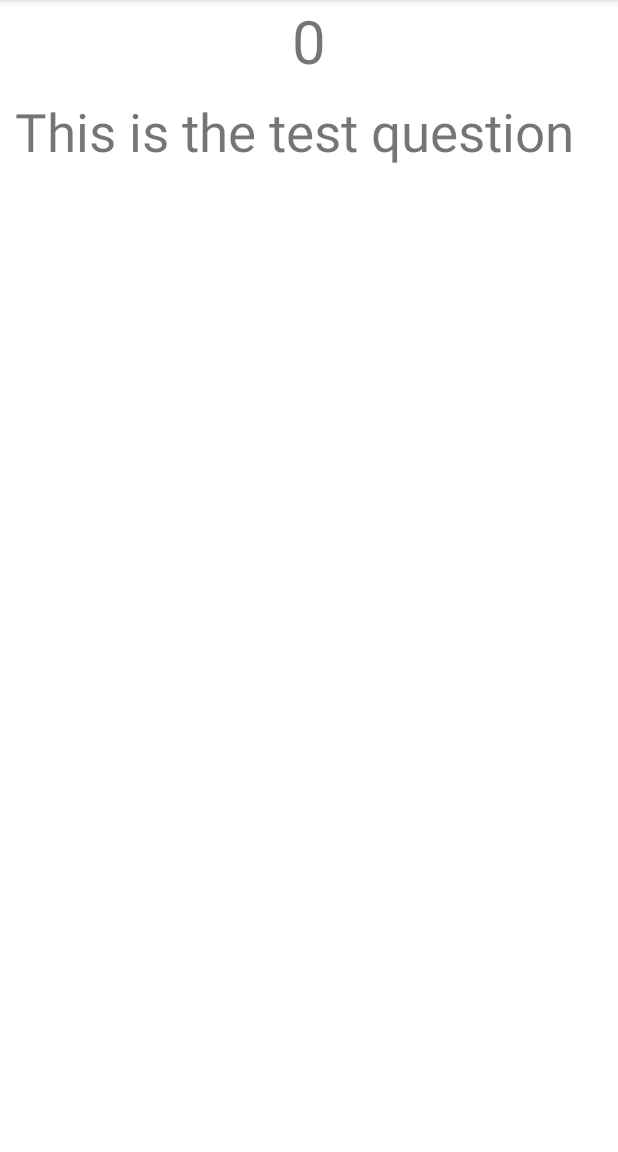
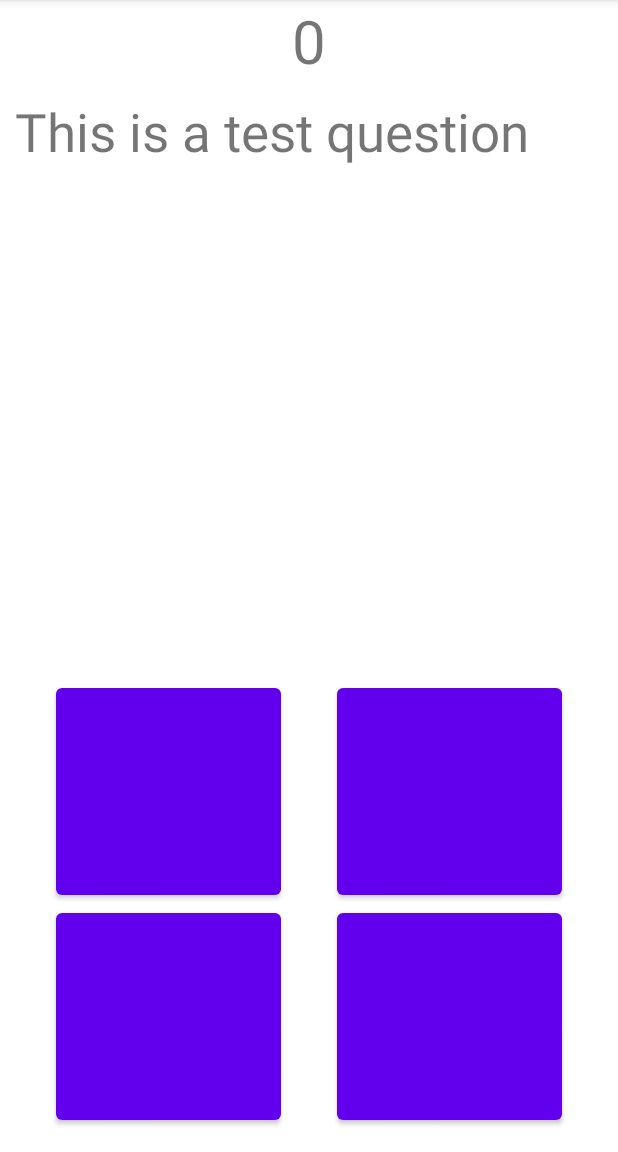
Before and after one commit to Stewie4848/EducationGame, an Android app: the GameActivity screen opened directly, with no data from a screen before it, on a phone screen of 412 x 824 dp, the part 84-1236 px from its top. Run offline under Robolectric (Android 15) with nearby library versions, the phone set to English and light mode, and no system bars.

Commit message:
Make layout constraint layout

```diff
--- a/app/src/main/res/layout/activity_game.xml
+++ b/app/src/main/res/layout/activity_game.xml
@@ -1,42 +1,69 @@
 <?xml version="1.0" encoding="utf-8"?>
-<androidx.appcompat.widget.LinearLayoutCompat
+<androidx.constraintlayout.widget.ConstraintLayout
     xmlns:android="http://schemas.android.com/apk/res/android"
     xmlns:app="http://schemas.android.com/apk/res-auto"
     xmlns:tools="http://schemas.android.com/tools"
     android:layout_width="match_parent"
-    android:layout_height="wrap_content"
-    android:orientation="vertical"
+    android:layout_height="match_parent"
     tools:context=".GameActivity"
     >
+
 
     <TextView
         android:layout_width="match_parent"
         android:layout_height="wrap_content"
-        android:id="@+id/score"
         android:textSize="40sp"
         android:text="0"
-        android:textAlignment="center"/>
+        android:id="@+id/score"
+        android:textAlignment="center"
+        app:layout_constraintTop_toTopOf="parent"/>
 
-    <TableLayout
-        android:layout_width="wrap_content"
-        android:layout_height="wrap_content">
-    <TableRow
+
+
+    <TextView
         android:layout_width="match_parent"
         android:layout_height="wrap_content"
+        android:text="This is a test question"
+        app:layout_constraintTop_toBottomOf="@id/score"
+        android:textSize="35sp"
+        android:layout_margin="10sp"
+        />
 
-        >
+    <Button
+        android:id="@+id/button1"
+        android:layout_width="150sp"
+        android:layout_height="150sp"
+        app:layout_constraintLeft_toLeftOf="parent"
+        app:layout_constraintRight_toLeftOf="@+id/button2"
+        app:layout_constraintBottom_toTopOf="@+id/button3"/>
 
-        <TextView
-            android:layout_width="wrap_content"
-            android:layout_height="wrap_content"
-            android:text="This is the test question"
-            android:textSize="35sp"
-            android:layout_weight="0"
-            android:layout_margin="10sp"
-            />
+    <Button
+        android:id="@+id/button2"
+        android:layout_width="150sp"
+        android:layout_height="150sp"
+        app:layout_constraintLeft_toRightOf="@+id/button1"
+        app:layout_constraintRight_toRightOf="parent"
+        app:layout_constraintBottom_toTopOf="@+id/button4"/>
 
-    </TableRow>
+    <Button
+        android:id="@+id/button3"
+        android:layout_width="150sp"
+        android:layout_height="150sp"
+        app:layout_constraintBottom_toBottomOf="parent"
+        app:layout_constraintLeft_toLeftOf="parent"
+        app:layout_constraintRight_toLeftOf="@+id/button4"
+        android:layout_marginBottom="15sp"
+       />
+    <Button
+        android:id="@+id/button4"
+        android:layout_width="150sp"
+        android:layout_height="150sp"
+        app:layout_constraintBottom_toBottomOf="parent"
+        app:layout_constraintRight_toRightOf="parent"
+        app:layout_constraintLeft_toRightOf="@+id/button3"
+        android:layout_marginBottom="15sp"
+        />
 
 
-    </TableLayout>
-</androidx.appcompat.widget.LinearLayoutCompat>
+
+</androidx.constraintlayout.widget.ConstraintLayout>
```
